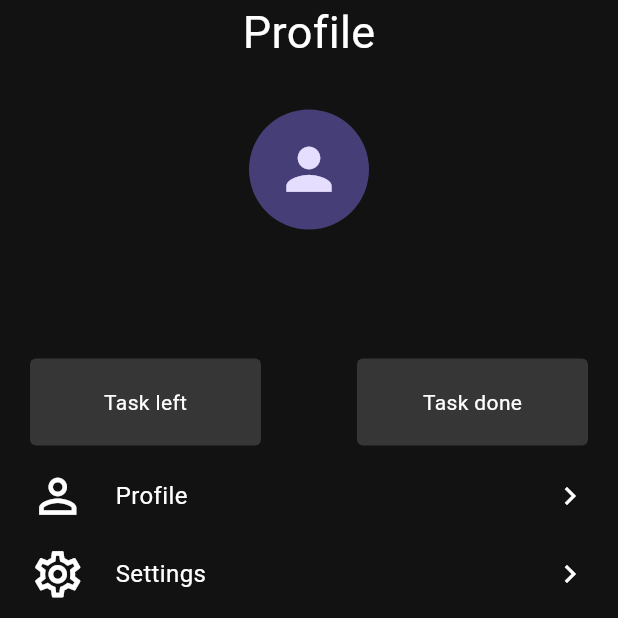
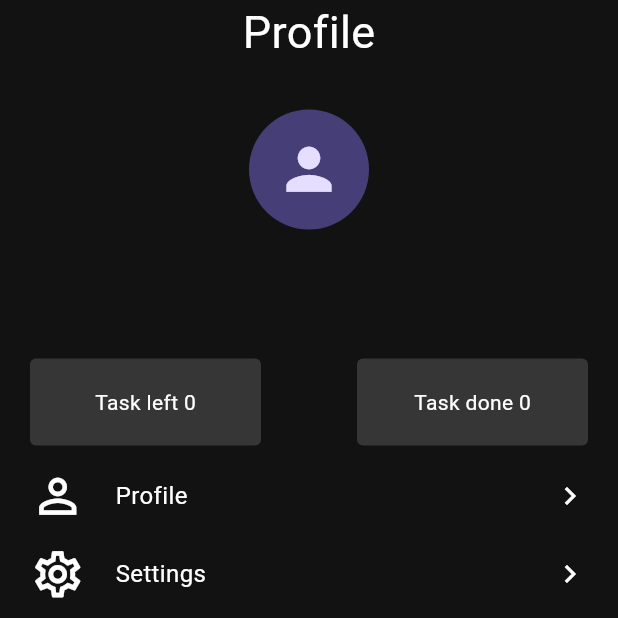
Before and after one commit to DwhizZ/UptToDo_task_manager_app, a Flutter app: the IndexHome screen opened by its route, swiped to page 4, on a phone screen of 412 x 824 dp, the top half of it. Run offline on Flutter 3.47's test engine with Material 3 defaults, Android fonts, the phone set to English and light mode, and no system bars; our stand-ins replace cloud_firestore, firebase_auth, firebase_core, flutter_svg, google_fonts, google_sign_in and 4 more; accounts and stored records are empty.

Commit message:
add list of completed task and list of task not completed .

```diff
--- a/uptodo_app/lib/src/modules/index/index_home/views/components/profile_view.dart
+++ b/uptodo_app/lib/src/modules/index/index_home/views/components/profile_view.dart
@@ -1,6 +1,7 @@
 import 'package:flutter/material.dart';
 import 'package:provider/provider.dart';
 import 'package:uptodo_app/src/modules/authentication/provider/auth_provider.dart';
+import 'package:uptodo_app/src/modules/index/index_home/provider/todo_provider.dart';
 
 class ProfileView extends StatelessWidget {
   const ProfileView({super.key});
@@ -8,6 +9,11 @@ class ProfileView extends StatelessWidget {
   @override
   Widget build(BuildContext context) {
     final data = context.watch<AuthenticationProvider>().user!;
+    final todoProvider = context.watch<TodoProvider>();
+    final completedTask = todoProvider.todos.where((e) => e.isDone).length;
+    final unCompletedTask =
+        todoProvider.todos.where((e) => e.isDone == false).length;
+
     return Column(
       children: [
         const Center(
@@ -49,7 +55,7 @@ class ProfileView extends StatelessWidget {
                   color: const Color(0xFF363636),
                   borderRadius: BorderRadius.circular(4),
                 ),
-                child: const Center(child: Text("Task left")),
+                child: Center(child: Text("Task left $unCompletedTask")),
               ),
               const Spacer(),
               Container(
@@ -59,7 +65,7 @@ class ProfileView extends StatelessWidget {
                   color: const Color(0xFF363636),
                   borderRadius: BorderRadius.circular(4),
                 ),
-                child: const Center(child: Text("Task done")),
+                child: Center(child: Text("Task done $completedTask")),
               ),
             ],
           ),
```
